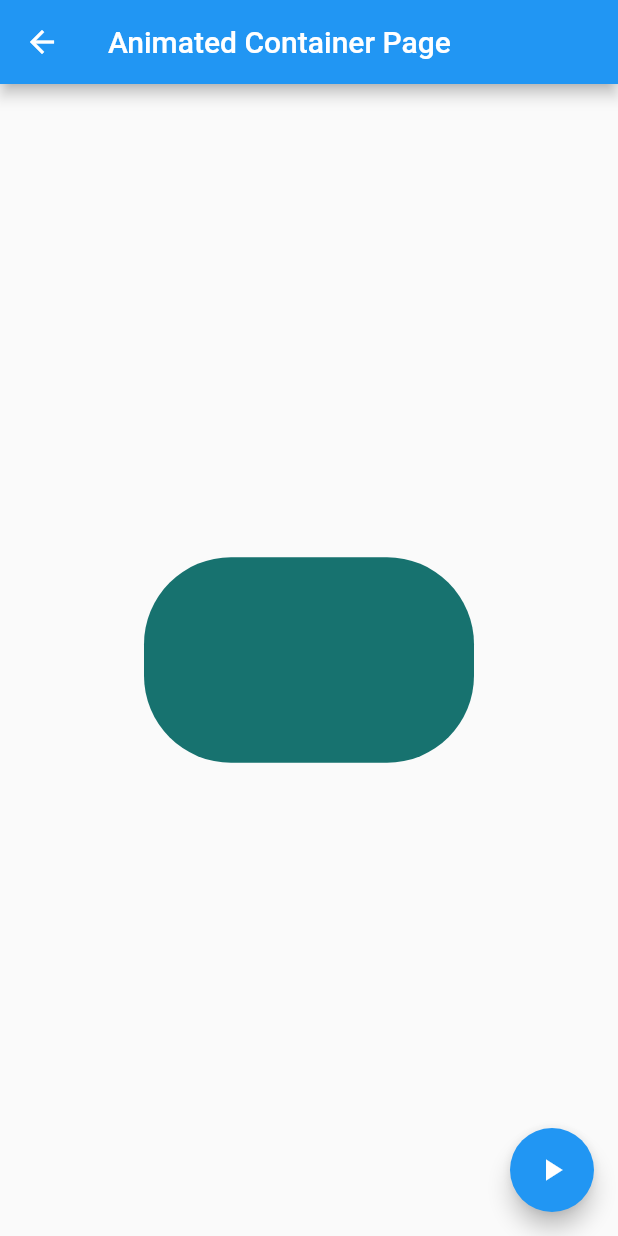
After one commit to JCamiloo/flutter-widgets, a Flutter app: the AnimatedContainerPage screen opened by its route, after a tap on the "play arrow" icon, on a phone screen of 412 x 824 dp. The commit adds this screen. Run offline on Flutter 3.47's test engine with Material 2 defaults, Android fonts, the phone set to English and light mode, and no system bars.

Commit message:
animated container page

```diff
--- a/data/menu_opts.json
+++ b/data/menu_opts.json
@@ -15,6 +15,11 @@
       "route": "card",
       "icon": "folder_open",
       "text": "Cards"
+    },
+    {
+      "route": "animatedContainer",
+      "icon": "donut_large",
+      "text": "Animated container"
     }
   ]
 }
--- /dev/null
+++ b/lib/src/pages/animated_container_page.dart
@@ -0,0 +1,50 @@
+import 'package:flutter/material.dart';
+import 'dart:math';
+
+class AnimatedContainerPage extends StatefulWidget {
+  @override
+  _AnimatedContainerPageState createState() => _AnimatedContainerPageState();
+}
+
+class _AnimatedContainerPageState extends State<AnimatedContainerPage> {
+
+  double _width = 50.0;
+  double _height = 50.0;
+  Color _color = Colors.pink;
+  BorderRadiusGeometry _borderRadius = BorderRadius.circular(8.0);
+
+  @override
+  Widget build(BuildContext context) {
+    return Container(
+      child: Scaffold(
+        appBar: AppBar(title: Text('Animated Container Page')),
+        body: Center(
+          child: AnimatedContainer(
+            duration: Duration(seconds: 1),
+            curve: Curves.fastOutSlowIn,
+            width: _width,
+            height: _height,
+            decoration: BoxDecoration(
+              borderRadius: _borderRadius,
+              color: _color
+            ),
+          ),
+         ),
+        floatingActionButton: FloatingActionButton(
+          child: Icon(Icons.play_arrow),
+          onPressed: _changeShape,
+        ),
+      ),
+    );
+  }
+
+  void _changeShape() {
+    final random = Random();
+    setState(() {
+      _width = random.nextInt(300).toDouble();
+      _height = random.nextInt(300).toDouble();
+      _color = Color.fromRGBO(random.nextInt(255), random.nextInt(255), random.nextInt(255), 1);
+      _borderRadius = BorderRadius.circular(random.nextInt(100).toDouble());
+    });
+  }
+}
--- a/lib/src/routes/routes.dart
+++ b/lib/src/routes/routes.dart
@@ -3,6 +3,7 @@ import 'package:components/src/pages/home_page.dart';
 import 'package:components/src/pages/alert_page.dart';
 import 'package:components/src/pages/avatar_page.dart';
 import 'package:components/src/pages/card_page.dart';
+import 'package:components/src/pages/animated_container_page.dart';
 
 Map<String, WidgetBuilder> getApplicationRoutes() {
   return <String, WidgetBuilder> {
@@ -10,5 +11,6 @@ Map<String, WidgetBuilder> getApplicationRoutes() {
     'alert' : (BuildContext context) => AlertPage(),
     'avatar' : (BuildContext context) => AvatarPage(),
     'card' : (BuildContext context) => CardPage(),
+    'animatedContainer' : (BuildContext context) => AnimatedContainerPage(),
   };
 }
--- a/lib/src/utils/icon_string.dart
+++ b/lib/src/utils/icon_string.dart
@@ -3,7 +3,8 @@ import 'package:flutter/material.dart';
 final _icons = <String, IconData> {
   'add_alert' : Icons.add_alert,
   'accessibility' : Icons.accessibility,
-  'folder_open' : Icons.folder_open
+  'folder_open' : Icons.folder_open,
+  'donut_large' : Icons.donut_large,
 };
 
 Icon getIcon(String iconName) {
```
